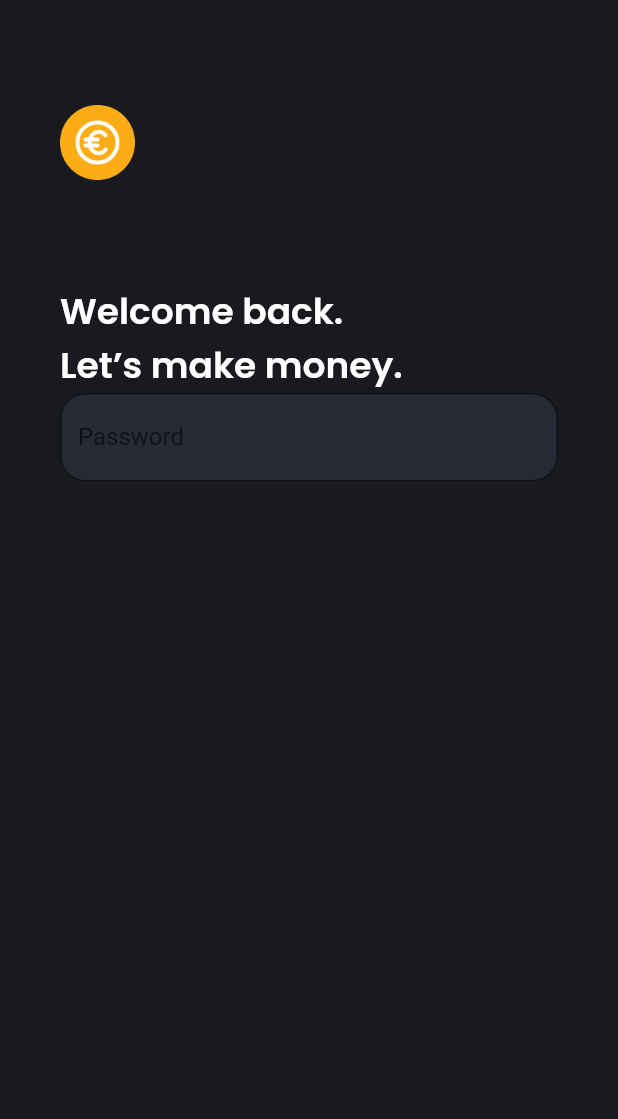
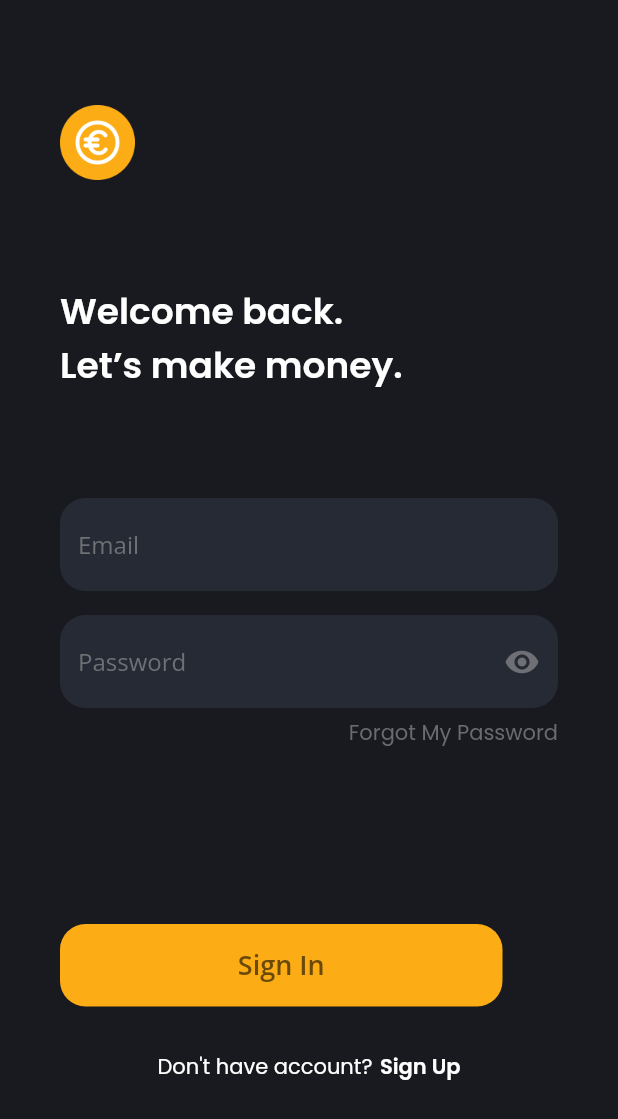
Before and after one commit to khoir-roni/SevenDaysChallange, a Flutter app: the screen it shows after launch, on a phone screen of 412 x 824 dp. Shown: the top 1119 px of the screen. Run offline on Flutter 3.47's test engine with Material 2 defaults, Android fonts, the light colour scheme and no system bars; our stand-ins replace google_fonts.

Commit message:
hari ketiga selesai

```diff
--- a/lib/pages/fist_singin.dart
+++ b/lib/pages/fist_singin.dart
@@ -32,19 +32,134 @@ class FIstSignin extends StatelessWidget {
                 ),
               ),
             ),
+            SizedBox(
+              height: 70,
+            ),
             TextField(
-              obscureText: true,
+              style: GoogleFonts.openSans(
+                  textStyle: TextStyle(
+                fontSize: 14,
+                color: Color(0xffFFFFFF),
+              )),
               decoration: InputDecoration(
                 fillColor: Color(0xff262A34),
                 filled: true,
                 border: OutlineInputBorder(
                   borderRadius: BorderRadius.circular(17),
+                  borderSide: BorderSide.none,
                 ),
-                labelText: 'Password',
-                hintText: 'anggarisky@bwa.com',
+                // labelText: 'Email',
+                hintText: 'Email',
+                hintStyle: GoogleFonts.openSans(
+                  textStyle: TextStyle(
+                    color: Color(0xff6F7075),
+                    fontSize: 16,
+                  ),
+                ),
+
                 hoverColor: Color(0xffFFFFFF),
               ),
             ),
+            SizedBox(
+              height: 16,
+            ),
+            TextField(
+              obscureText: true,
+              style: GoogleFonts.openSans(
+                  textStyle: TextStyle(
+                fontSize: 14,
+                color: Color(0xffFFFFFF),
+              )),
+              decoration: InputDecoration(
+                fillColor: Color(0xff262A34),
+                filled: true,
+                border: OutlineInputBorder(
+                  borderRadius: BorderRadius.circular(17),
+                  borderSide: BorderSide.none,
+                ),
+                // labelText: 'Email',
+                hintText: 'Password',
+                hintStyle: GoogleFonts.openSans(
+                  textStyle: TextStyle(
+                    color: Color(0xff6F7075),
+                    fontSize: 16,
+                  ),
+                ),
+                suffixIcon: Icon(
+                  Icons.visibility,
+                  color: Color(0xff6F7075),
+                ),
+                hoverColor: Color(0xffFFFFFF),
+              ),
+            ),
+            SizedBox(
+              height: 6,
+            ),
+            Container(
+              alignment: Alignment(1, 0.5),
+              child: Text(
+                'Forgot My Password',
+                style: GoogleFonts.poppins(
+                  textStyle: TextStyle(
+                    color: Color(0xff6A6B70),
+                  ),
+                ),
+              ),
+            ),
+            SizedBox(
+              height: 117,
+            ),
+            Container(
+              height: 55,
+              width: 295,
+              child: TextButton(
+                onPressed: () {},
+                style: TextButton.styleFrom(
+                  backgroundColor: Color(0xffFCAC15),
+                  shape: RoundedRectangleBorder(
+                    borderRadius: BorderRadius.circular(17),
+                  ),
+                ),
+                child: Text(
+                  'Sign In',
+                  style: GoogleFonts.openSans(
+                      textStyle: TextStyle(
+                    color: Color(0xff6B4909),
+                    fontSize: 18,
+                    fontWeight: FontWeight.w600,
+                  )),
+                ),
+              ),
+            ),
+            SizedBox(
+              height: 30,
+            ),
+            Row(
+              mainAxisAlignment: MainAxisAlignment.center,
+              children: [
+                Text(
+                  "Don't have account?",
+                  style: GoogleFonts.poppins(
+                    textStyle: TextStyle(
+                      fontSize: 14,
+                      color: Color(0xffFFFFFF),
+                    ),
+                  ),
+                ),
+                SizedBox(
+                  width: 5,
+                ),
+                Text(
+                  'Sign Up',
+                  style: GoogleFonts.poppins(
+                      textStyle: TextStyle(
+                    fontSize: 14,
+                    color: Colors.white,
+                    fontWeight: FontWeight.w600,
+                  )),
+                )
+              ],
+            )
           ],
         ),
       ),
```
